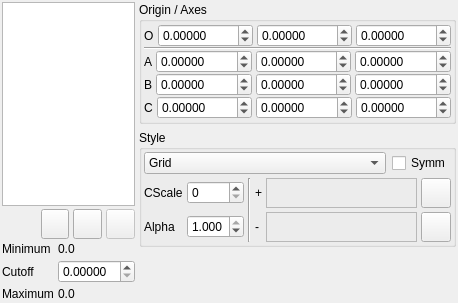
The window that branches/regui/src/gui/grids.ui (trisyoungs/aten) describes before a commit, drawn with Qt 5.
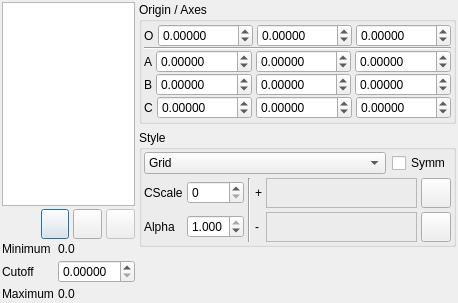
The same window after the commit. Icons and pictures are not drawn. Custom widgets are drawn as their Qt base class.

```diff
--- a/branches/regui/src/gui/grids.ui
+++ b/branches/regui/src/gui/grids.ui
@@ -1,6 +1,6 @@
 <ui version="4.0" >
- <class>GridsWidget</class>
- <widget class="QWidget" name="GridsWidget" >
+ <class>GridsDialog</class>
+ <widget class="QDialog" name="GridsDialog" >
   <property name="geometry" >
    <rect>
     <x>0</x>
```
